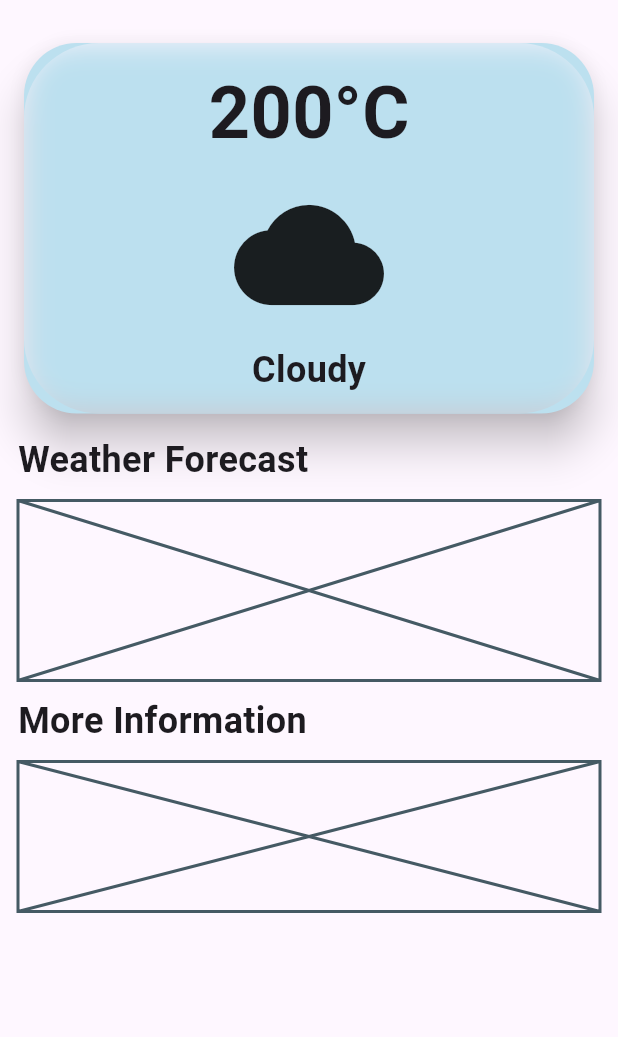
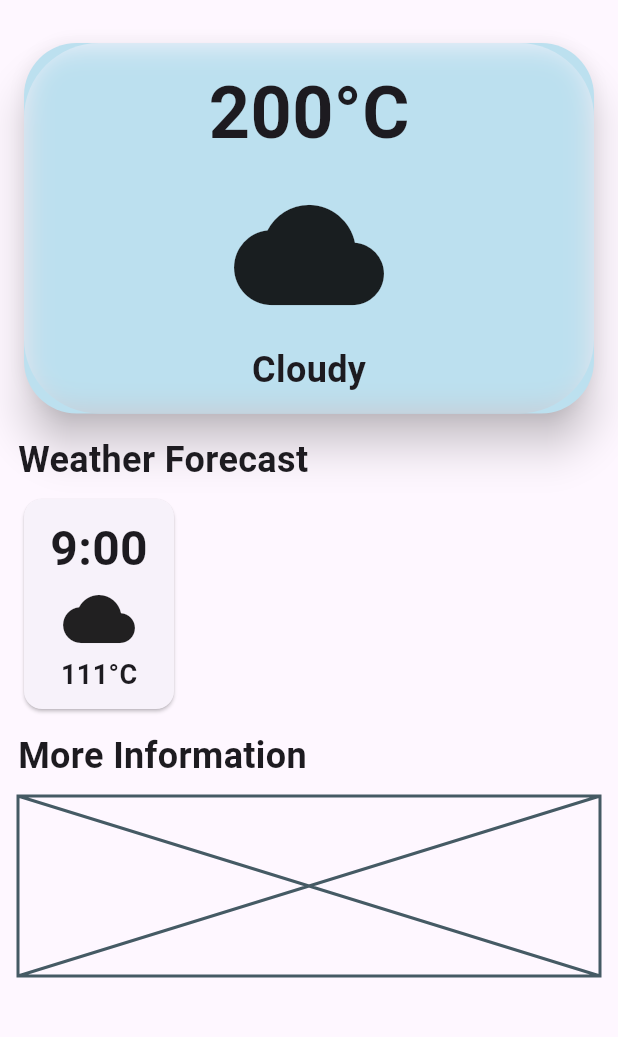
Before and after one commit to Sahilkumr/whatsthewether, a Flutter app: the screen it shows after launch, on a phone screen of 412 x 824 dp, the part 65-1102 px from its top. Run offline on Flutter 3.47's test engine with Material 3 defaults, Android fonts, the light colour scheme and no system bars.

Commit message:
2nd Card Created

```diff
--- a/lib/weather_screen.dart
+++ b/lib/weather_screen.dart
@@ -60,9 +60,26 @@ class WeatherScreen extends StatelessWidget {
           const Align(
             alignment: Alignment.centerLeft,
             child: Text('Weather Forecast',style: TextStyle(fontSize: 24,fontWeight: FontWeight.bold,),)),
-          const SizedBox(height: 10),
+          const SizedBox(height: 5),
 
-          const Placeholder(fallbackHeight: 120,),
+           Row(
+            children: [
+               Card(
+                  child: Container(
+                    padding: const EdgeInsets.all(10),
+                    width: 100,
+                    child: const Column(
+                      children: [
+                        Text('9:00',style: TextStyle(fontSize: 32 ,fontWeight: FontWeight.bold),),
+                        Icon(Icons.cloud,size: 48,),
+                        Text('111°C',style: TextStyle(fontSize: 18,fontWeight: FontWeight.bold),),
+                      ],
+                    ),
+                  ),
+                )
+            ],
+          ),
+          // const Placeholder(fallbackHeight: 120,),
 
           const SizedBox(height: 10),
 
@@ -72,7 +89,8 @@ class WeatherScreen extends StatelessWidget {
             child: Text('More Information',style: TextStyle(fontSize: 24,fontWeight: FontWeight.bold,),)),
           const SizedBox(height: 10),
 
-          const Placeholder(fallbackHeight: 100,),
+
+          const Placeholder(fallbackHeight: 120,),
 
         ]),
       ),
```
